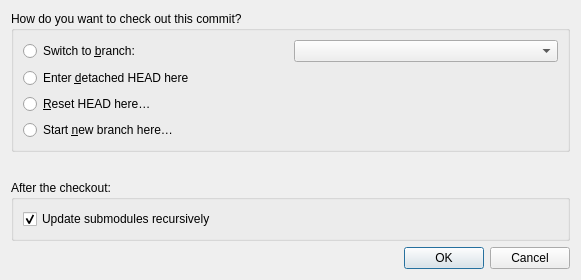
Old version of the form gitfourchette/forms/checkoutcommitdialog.ui in the repository jorio/gitfourchette.
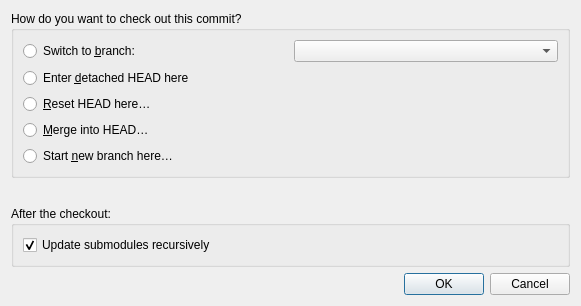
New version of the form.

Commit message: CheckoutCommitDialog: Offer Merge

The edit to the form file:
```diff
--- a/gitfourchette/forms/checkoutcommitdialog.ui
+++ b/gitfourchette/forms/checkoutcommitdialog.ui
@@ -73,6 +73,13 @@
         </property>
        </widget>
       </item>
+      <item>
+       <widget class="QRadioButton" name="mergeRadioButton">
+        <property name="text">
+         <string>&amp;Merge into HEAD…</string>
+        </property>
+       </widget>
+      </item>
       <item>
        <widget class="QRadioButton" name="createBranchRadioButton">
         <property name="text">
```
Left out of the diff: 29 changed lines with no effect on the pictures. The commit also changes 6 other files.
